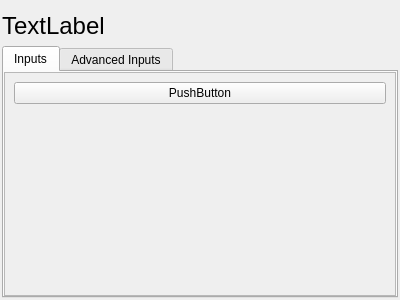
The window that Source/Applications/DREAM3D/UI_Files/QFilterInputDockWidget.ui (BlueQuartzSoftware/DREAM3D) describes before a commit, drawn with Qt 5.
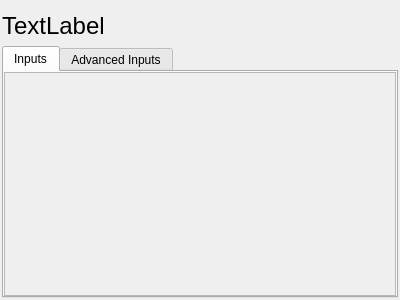
The same window after the commit.

```diff
--- a/Source/Applications/DREAM3D/UI_Files/QFilterInputDockWidget.ui
+++ b/Source/Applications/DREAM3D/UI_Files/QFilterInputDockWidget.ui
@@ -79,28 +79,7 @@
             <height>223</height>
            </rect>
           </property>
-          <layout class="QVBoxLayout" name="verticalLayout">
-           <item>
-            <widget class="QPushButton" name="pushButton">
-             <property name="text">
-              <string>PushButton</string>
-             </property>
-            </widget>
-           </item>
-           <item>
-            <spacer name="verticalSpacer">
-             <property name="orientation">
-              <enum>Qt::Vertical</enum>
-             </property>
-             <property name="sizeHint" stdset="0">
-              <size>
-               <width>20</width>
-               <height>40</height>
-              </size>
-             </property>
-            </spacer>
-           </item>
-          </layout>
+          <layout class="QVBoxLayout" name="verticalLayout"/>
          </widget>
         </widget>
        </item>
```
